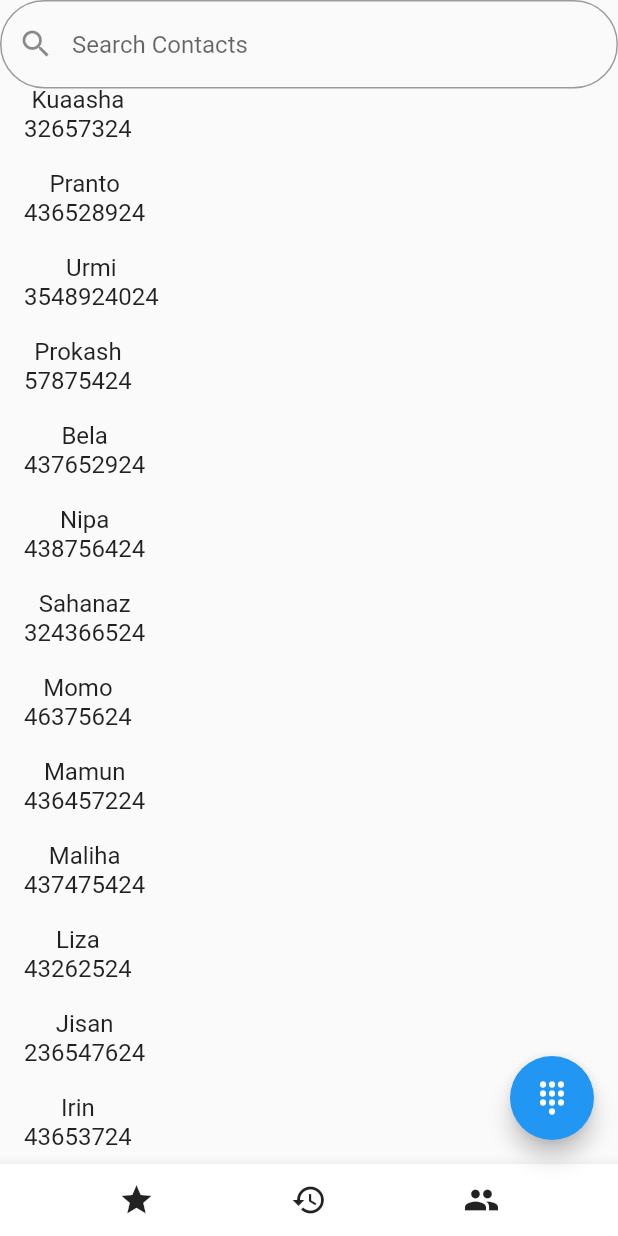
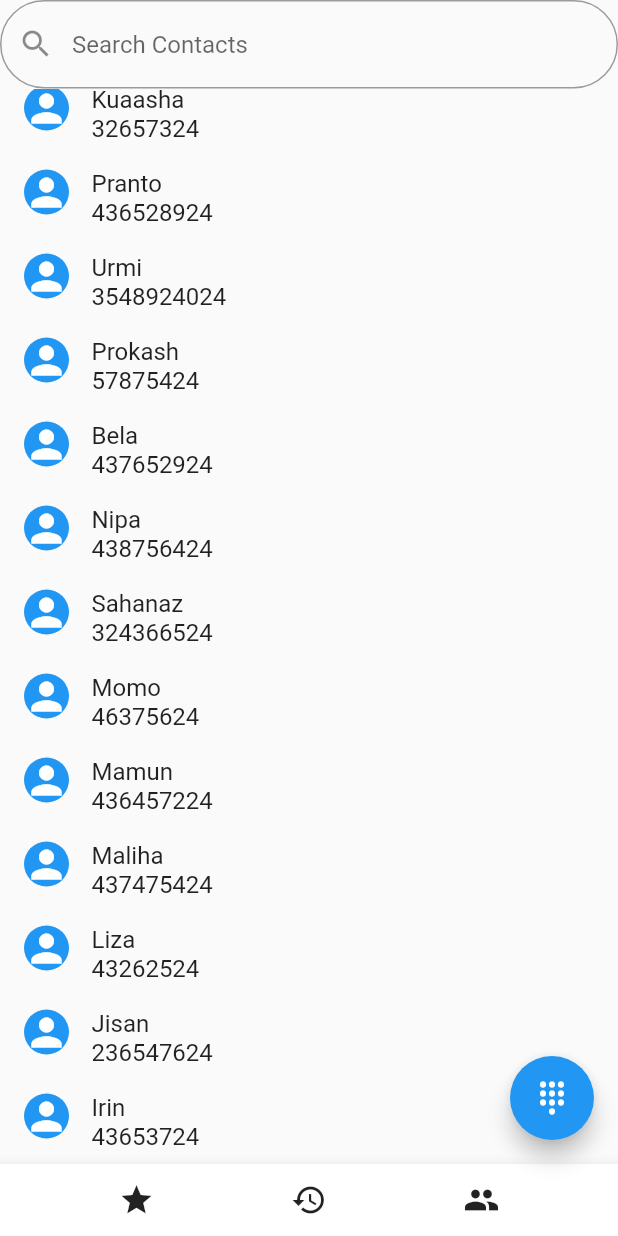
Before and after one commit to kanizsadia/Get_Contacts, a Flutter app: the CantactView screen opened by its route, scrolled down 963 dp, on a phone screen of 412 x 824 dp. Run offline on Flutter 3.47's test engine with Material 2 defaults, Android fonts, the phone set to English and light mode, and no system bars; our stand-ins replace get.

Commit message:
add icon

```diff
--- a/lib/app/modules/bottom_navi_bar/views/cantact_view.dart
+++ b/lib/app/modules/bottom_navi_bar/views/cantact_view.dart
@@ -60,8 +60,29 @@ class CantactView extends GetView {
                   itemBuilder: (context, index) {
                     return ListTile(
                       title: Row(
+
+                        mainAxisAlignment: MainAxisAlignment.start,
+                        crossAxisAlignment: CrossAxisAlignment.start,
                         children: [
+                            Container(
+                        decoration: BoxDecoration(shape: BoxShape.circle,
+                        color: Colors.blue,
+
+                        ),
+                        child:  Icon(Icons.person,
+                          color: Colors.white,
+                          size: 30,
+                          ),
+                        ),
+                        SizedBox(
+                          width: 15,
+                        ),
+
+
+
                           Column(
+                            mainAxisAlignment: MainAxisAlignment.start,
+                            crossAxisAlignment: CrossAxisAlignment.start,
                             children: [
                               Text(_dx.contact[index]["name"]),
                               Text(_dx.contact[index]["number"].toString()),
```
Also changed, not shown: lib/app/modules/bottom_navi_bar/views/bottom_navi_bar_view.dart (+12 -0 lines), lib/app/modules/bottom_navi_bar/views/recent_view.dart (+16 -0 lines).
